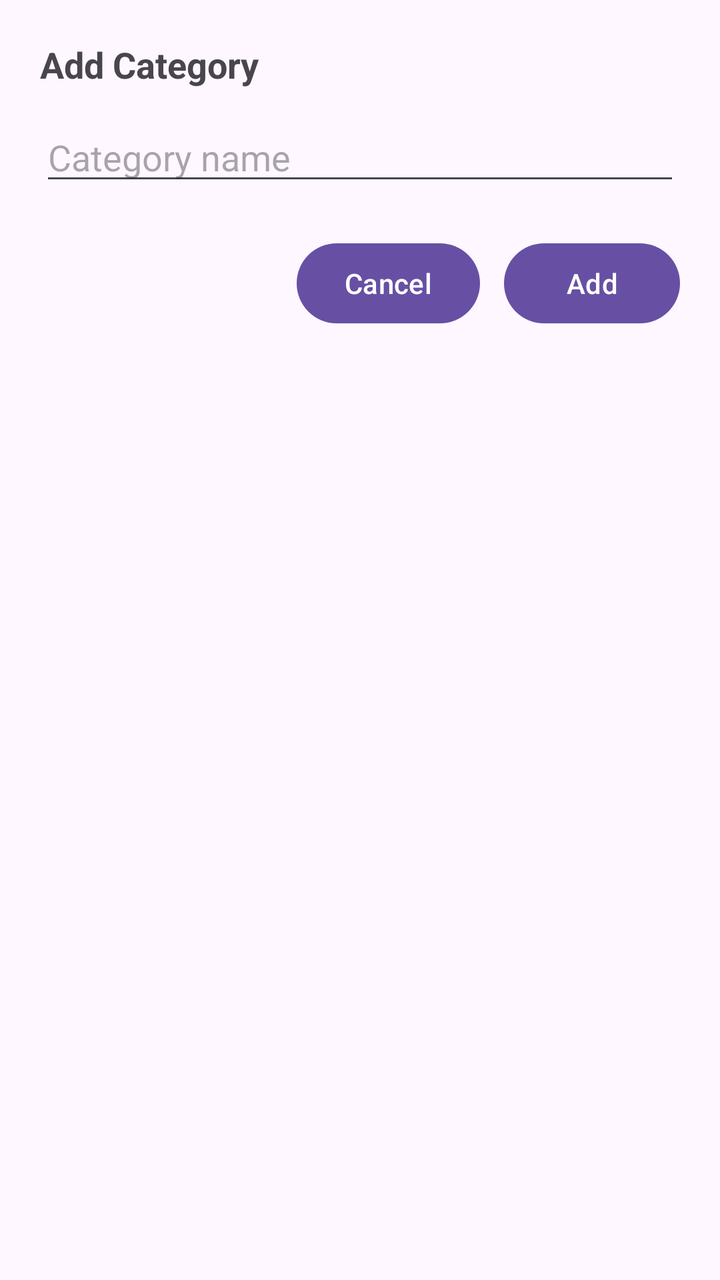
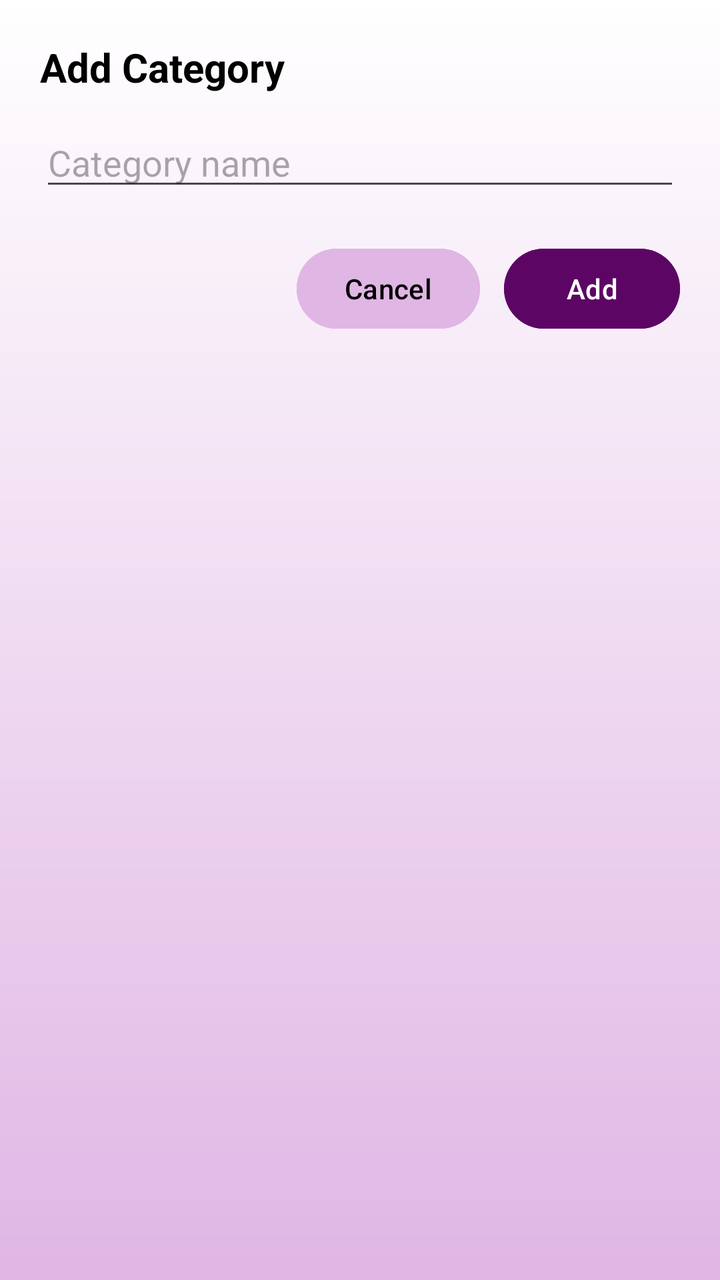

An Android layout rendered at two revisions. The XML below is the earlier revision; the diff shows what the commit changed to produce the second picture.
<!-- AndroidManifest.xml: application theme Theme.ExpenseTracker -->
<!-- res/layout/dialog_add_category.xml -->
<?xml version="1.0" encoding="utf-8"?>
<LinearLayout xmlns:android="http://schemas.android.com/apk/res/android"
    android:layout_width="match_parent"
    android:layout_height="wrap_content"
    android:orientation="vertical"
    android:padding="20dp">

    <TextView
        android:id="@+id/tvDialogTitle"
        android:layout_width="wrap_content"
        android:layout_height="wrap_content"
        android:text="Add Category"
        android:textSize="18sp"
        android:textStyle="bold" />

    <EditText
        android:id="@+id/etCategoryName"
        android:layout_width="match_parent"
        android:layout_height="wrap_content"
        android:hint="Category name"
        android:layout_marginTop="12dp" />

    <LinearLayout
        android:layout_width="match_parent"
        android:layout_height="wrap_content"
        android:orientation="horizontal"
        android:gravity="end"
        android:layout_marginTop="20dp">

        <Button
            android:id="@+id/btnCancel"
            android:text="Cancel"
            android:layout_width="wrap_content"
            android:layout_height="wrap_content" />

        <Button
            android:id="@+id/btnAdd"
            android:text="Add"
            android:layout_width="wrap_content"
            android:layout_height="wrap_content"
            android:layout_marginStart="12dp" />
    </LinearLayout>

</LinearLayout>
<!-- resources referenced by this layout -->
<resources>
  <style name="Theme.ExpenseTracker" parent="Theme.Material3.DayNight.NoActionBar" />
</resources>

<!-- the commit's change to res/layout/dialog_add_category.xml (unified diff, before → after) -->
@@ -2,6 +2,7 @@
 <LinearLayout xmlns:android="http://schemas.android.com/apk/res/android"
     android:layout_width="match_parent"
     android:layout_height="wrap_content"
+    android:background="@drawable/bg_light_color"
     android:orientation="vertical"
     android:padding="20dp">
 
@@ -9,36 +10,43 @@
         android:id="@+id/tvDialogTitle"
         android:layout_width="wrap_content"
         android:layout_height="wrap_content"
-        android:text="Add Category"
-        android:textSize="18sp"
+        android:text="@string/add_category"
+        android:textColor="@color/black"
+        android:textSize="20sp"
         android:textStyle="bold" />
 
     <EditText
         android:id="@+id/etCategoryName"
         android:layout_width="match_parent"
         android:layout_height="wrap_content"
-        android:hint="Category name"
-        android:layout_marginTop="12dp" />
+        android:layout_marginTop="12dp"
+        android:hint="@string/category_name"
+        android:textColor="@color/black"
+        android:textSize="18sp" />
 
     <LinearLayout
         android:layout_width="match_parent"
         android:layout_height="wrap_content"
-        android:orientation="horizontal"
+        android:layout_marginTop="20dp"
         android:gravity="end"
-        android:layout_marginTop="20dp">
+        android:orientation="horizontal">
 
         <Button
             android:id="@+id/btnCancel"
-            android:text="Cancel"
             android:layout_width="wrap_content"
-            android:layout_height="wrap_content" />
+            android:layout_height="wrap_content"
+            android:backgroundTint="@color/light_purple"
+            android:text="@string/cancel"
+            android:textColor="@color/black" />
 
         <Button
             android:id="@+id/btnAdd"
-            android:text="Add"
             android:layout_width="wrap_content"
             android:layout_height="wrap_content"
-            android:layout_marginStart="12dp" />
+            android:layout_marginStart="12dp"
+            android:backgroundTint="@color/purple"
+            android:text="@string/add"
+            android:textColor="@color/white" />
     </LinearLayout>
 
 </LinearLayout>
<!-- resource entries referenced after the edit -->
@@ -1,5 +1,20 @@
 <!-- resources referenced by this layout -->
 <resources>
-  <style name="Theme.ExpenseTracker" parent="Theme.Material3.DayNight.NoActionBar" />
+  <color name="black">#FF000000</color>
+  <color name="light_purple">#E0B6E4</color>
+  <color name="purple">#5D0565</color>
+  <color name="white">#FFFFFFFF</color>
+  <!-- drawable bg_light_color (drawable) -->
+  <shape xmlns:android="http://schemas.android.com/apk/res/android">
+      <gradient
+          android:angle="270"
+          android:endColor="@color/light_purple"
+          android:startColor="@color/white" />
+  </shape>
+  <string name="add">Add</string>
+  <string name="add_category">Add Category</string>
+  <string name="cancel">Cancel</string>
+  <string name="category_name">Category name</string>
+  <style name="Theme.ExpenseTracker" parent="Theme.Material3.Light.NoActionBar" />
 </resources>
 
